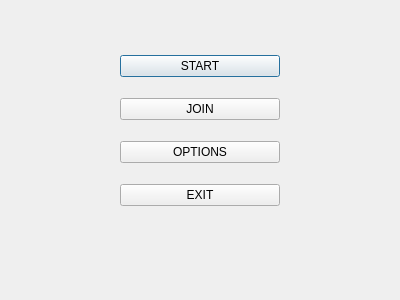
ptrefall/ste6274gamedesign, file src/Qt/UserInterface/mainMenu.ui: the form before one commit.
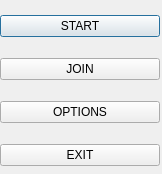
The form after the commit.

Commit message: MainMenu ui now shows with transparent background.

```diff
--- a/src/Qt/UserInterface/mainMenu.ui
+++ b/src/Qt/UserInterface/mainMenu.ui
@@ -6,18 +6,27 @@
    <rect>
     <x>0</x>
     <y>0</y>
-    <width>400</width>
-    <height>300</height>
+    <width>162</width>
+    <height>174</height>
    </rect>
   </property>
   <property name="windowTitle">
    <string>Main Menu</string>
   </property>
+  <property name="windowOpacity">
+   <double>1.000000000000000</double>
+  </property>
+  <property name="autoFillBackground">
+   <bool>false</bool>
+  </property>
+  <property name="modal">
+   <bool>true</bool>
+  </property>
   <widget class="QWidget" name="verticalLayoutWidget">
    <property name="geometry">
     <rect>
-     <x>120</x>
-     <y>40</y>
+     <x>0</x>
+     <y>0</y>
      <width>160</width>
      <height>181</height>
     </rect>
```
Left out of the diff: 6 changed lines with no effect on the pictures. The commit also changes 5 other files.
